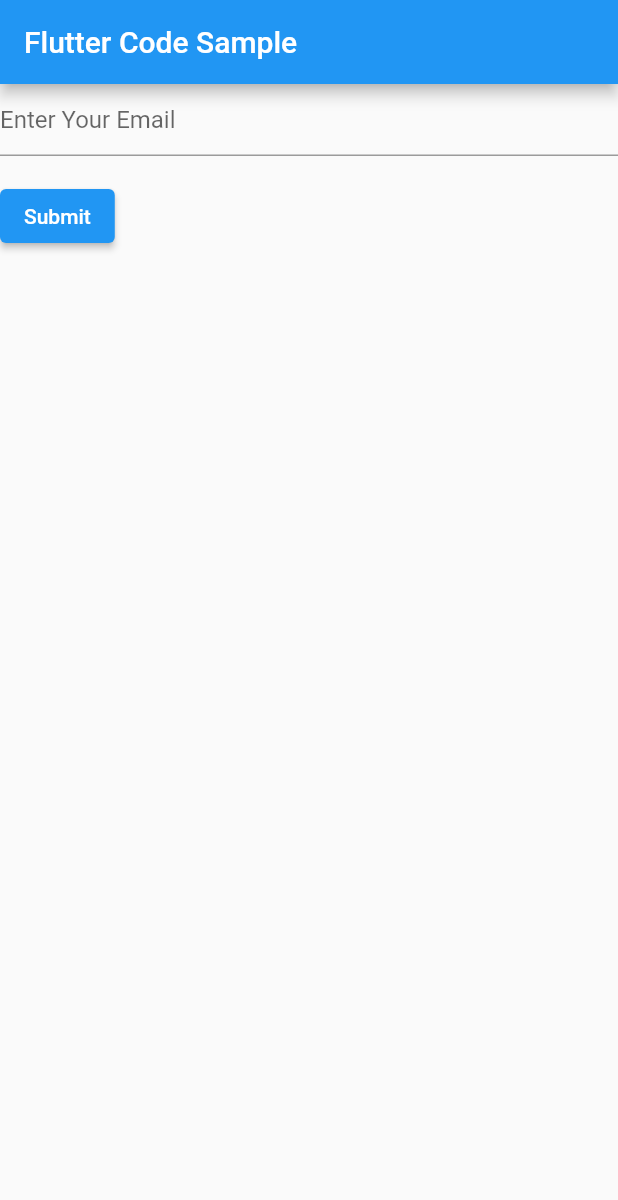
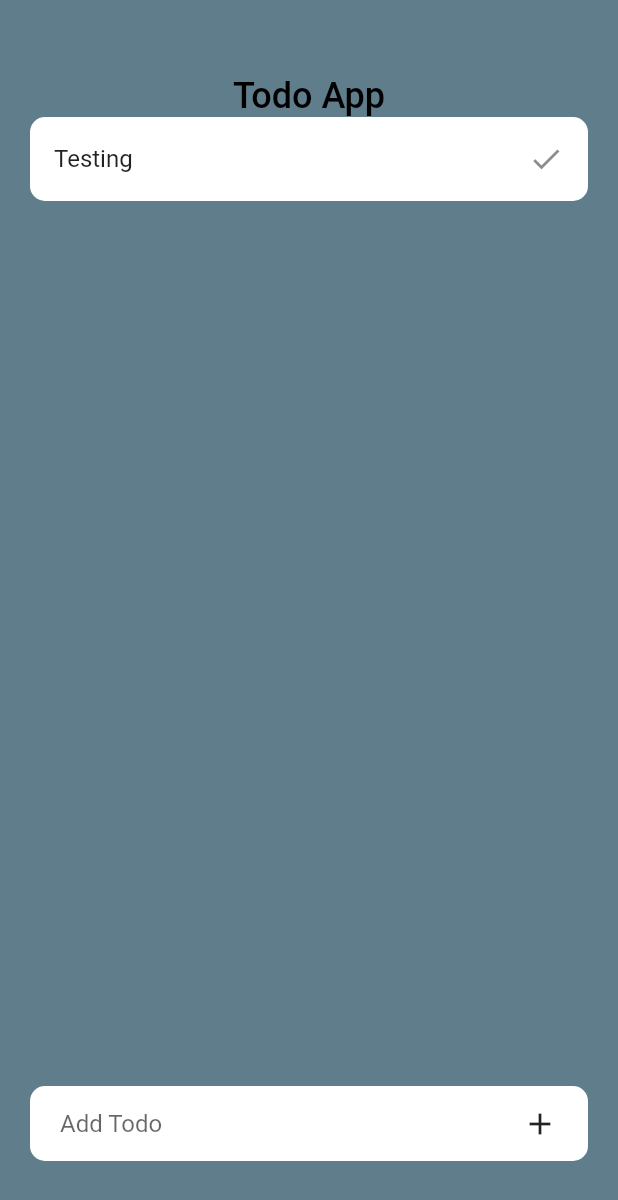
Before and after one commit to kabitacode/learn-flutter, a Flutter app: the screen it shows after launch, on a phone screen of 412 x 824 dp. Shown: the top 1200 px of the screen. Run offline on Flutter 3.47's test engine with Material 2 defaults, Android fonts, the phone set to English and light mode, and no system bars.

Commit message:
feat : add home page

```diff
--- a/lib/main.dart
+++ b/lib/main.dart
@@ -1,3 +1,4 @@
+import 'package:LatihanFlutter/pages/home_page.dart';
 import 'package:flutter/material.dart';
 
 void main() {
@@ -6,89 +7,12 @@ void main() {
 
 class MyApp extends StatelessWidget {
   const MyApp({super.key});
-  static const String _title = 'Flutter Code Sample';
-  // This widget is the root of your application.
+
   @override
   Widget build(BuildContext context) {
     return MaterialApp(
-      title: _title,
-      theme: ThemeData(
-        primarySwatch: Colors.blue,
-      ),
-      home: Scaffold(
-        appBar: AppBar(title: const Text(_title)),
-        body: const MyStatefulWidget(),
-      ),
+      debugShowCheckedModeBanner: false,
+      home: HomePage(),
     );
   }
 }
-
-class MyButton extends StatelessWidget {
-  const MyButton({super.key});
-
-  @override
-  Widget build(BuildContext context) {
-    return GestureDetector(
-      onTap: () {
-        print('hello');
-      },
-      child: Container(
-        height: 50.0,
-        padding: const EdgeInsets.all(8.0),
-        margin: const EdgeInsets.symmetric(horizontal: 8.0),
-        decoration: BoxDecoration(
-          borderRadius: BorderRadius.circular(5.0),
-          color: Colors.lightGreen[500],
-        ),
-        child: const Center(
-          child: Text("Button"),
-        ),
-      ),
-    );
-  }
-}
-
-class MyStatefulWidget extends StatefulWidget {
-  const MyStatefulWidget({super.key});
-
-  @override
-  State<MyStatefulWidget> createState() => _MyStatefulWidgetState();
-}
-
-class _MyStatefulWidgetState extends State<MyStatefulWidget> {
-  final GlobalKey<FormState> _formKey = GlobalKey<FormState>();
-
-  @override
-  Widget build(BuildContext context) {
-    return Form(
-      key: _formKey,
-      child: Column(
-        crossAxisAlignment: CrossAxisAlignment.start,
-        children: <Widget>[
-          TextFormField(
-            decoration: const InputDecoration(
-              hintText: 'Enter Your Email',
-            ),
-            validator: (String? value) {
-              if (value == null || value.isEmpty) {
-                return 'Please enter some test';
-              }
-              return null;
-            },
-          ),
-          Padding(
-            padding: const EdgeInsets.symmetric(vertical: 16.0),
-            child: ElevatedButton(
-              onPressed: () {
-                if (_formKey.currentState!.validate()) {
-                  // Process data.
-                }
-              },
-              child: const Text('Submit'),
-            ),
-          )
-        ],
-      ),
-    );
-  }
-}
--- /dev/null
+++ b/lib/pages/home_page.dart
@@ -0,0 +1,65 @@
+import 'dart:ui';
+
+import 'package:flutter/material.dart';
+
+class HomePage extends StatelessWidget {
+  const HomePage({super.key});
+
+  @override
+  Widget build(BuildContext context) {
+    return Scaffold(
+        backgroundColor: Colors.blueGrey,
+        body: Padding(
+          padding: EdgeInsets.symmetric(horizontal: 20),
+          child: Column(
+            children: [
+              SizedBox(
+                height: 50,
+              ),
+              Text('Todo App',
+                  style: TextStyle(
+                      color: Colors.black,
+                      fontSize: 24,
+                      fontWeight: FontWeight.w500)),
+              Expanded(
+                  child: Column(
+                children: [
+                  Container(
+                    decoration: BoxDecoration(
+                        color: Colors.white,
+                        borderRadius: BorderRadius.circular(10)),
+                    child: ListTile(
+                      title: Text('Testing'),
+                      trailing: Icon(Icons.check),
+                    ),
+                  )
+                ],
+              )),
+              Container(
+                height: 50,
+                width: MediaQuery.of(context).size.width,
+                margin: EdgeInsets.only(bottom: 50),
+                alignment: Alignment.center,
+                padding: EdgeInsets.symmetric(horizontal: 20),
+                decoration: BoxDecoration(
+                    color: Colors.white,
+                    borderRadius: BorderRadius.circular(10)),
+                child: Center(
+                  child: Row(
+                    children: [
+                      Expanded(
+                        child: TextFormField(
+                          decoration:
+                              InputDecoration.collapsed(hintText: 'Add Todo'),
+                        ),
+                      ),
+                      Icon(Icons.add)
+                    ],
+                  ),
+                ),
+              )
+            ],
+          ),
+        ));
+  }
+}
--- a/pubspec.yaml
+++ b/pubspec.yaml
@@ -37,6 +37,7 @@ dependencies:
   # Use with the CupertinoIcons class for iOS style icons.
   cupertino_icons: ^1.0.2
   uuid: ^3.0.7
+  provider: ^6.0.5
 
 dev_dependencies:
   flutter_test:
```
Also changed, not shown: pubspec.lock.
